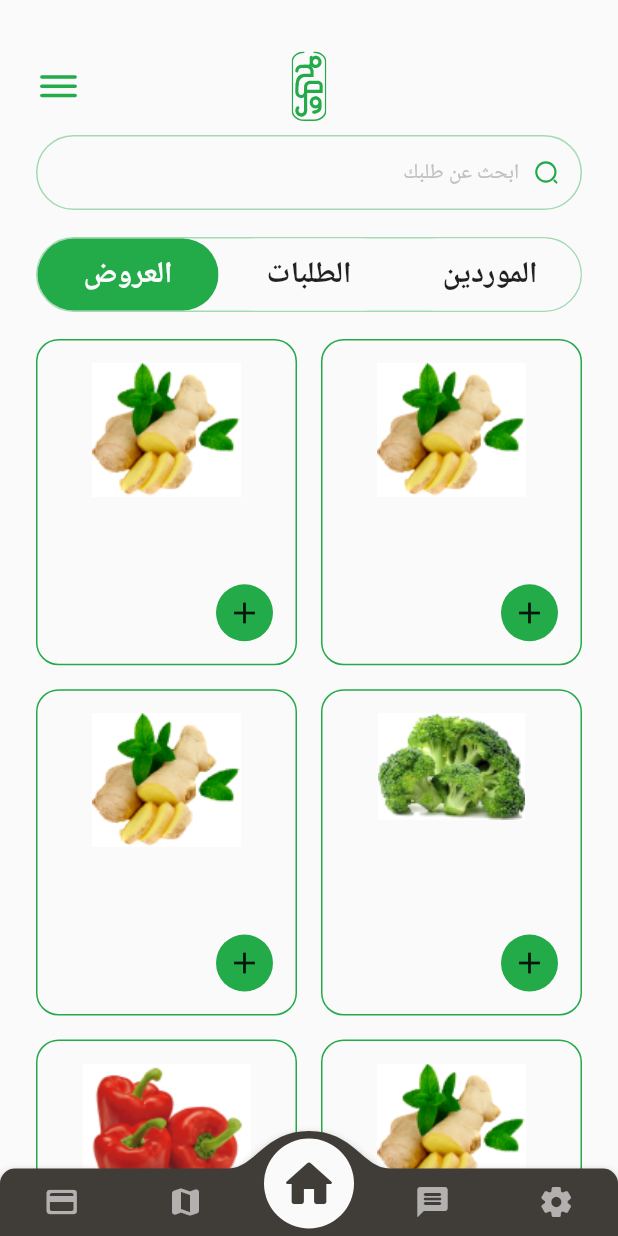
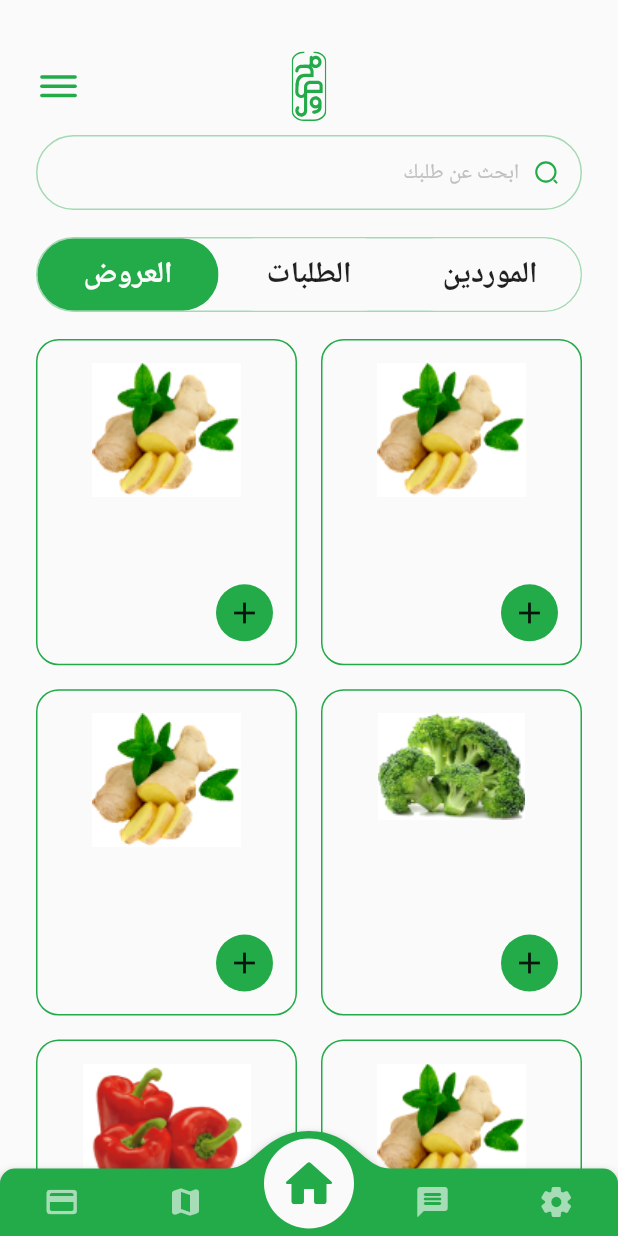
Before and after one commit to malouda0000/flutter_demo, a Flutter app: the screen it shows after launch, on a phone screen of 412 x 824 dp. Run offline on Flutter 3.47's test engine with Material 2 defaults, Android fonts, the light colour scheme and no system bars; drawn by our look-alikes of convex_bottom_bar; our stand-ins replace flutter_svg, get; Roboto replaces fonts that are missing (Tajawal).

Commit message:
adding more live to the bottom nav bar

```diff
--- a/lib/view/screens/bottom nav bar/bottom_nav_bar.dart
+++ b/lib/view/screens/bottom nav bar/bottom_nav_bar.dart
@@ -15,7 +15,8 @@ class BottomNavBar extends StatelessWidget {
     return ConvexAppBar(
       // height: 55,
       // color: AppColor.pr,
-      backgroundColor: AppColor.kColorTwo,
+      // backgroundColor: AppColor.kColorTwo,
+      backgroundColor: AppColor.kPrimaryColor,
       // controller: ,
       height: 45,
       top: -25,
```
